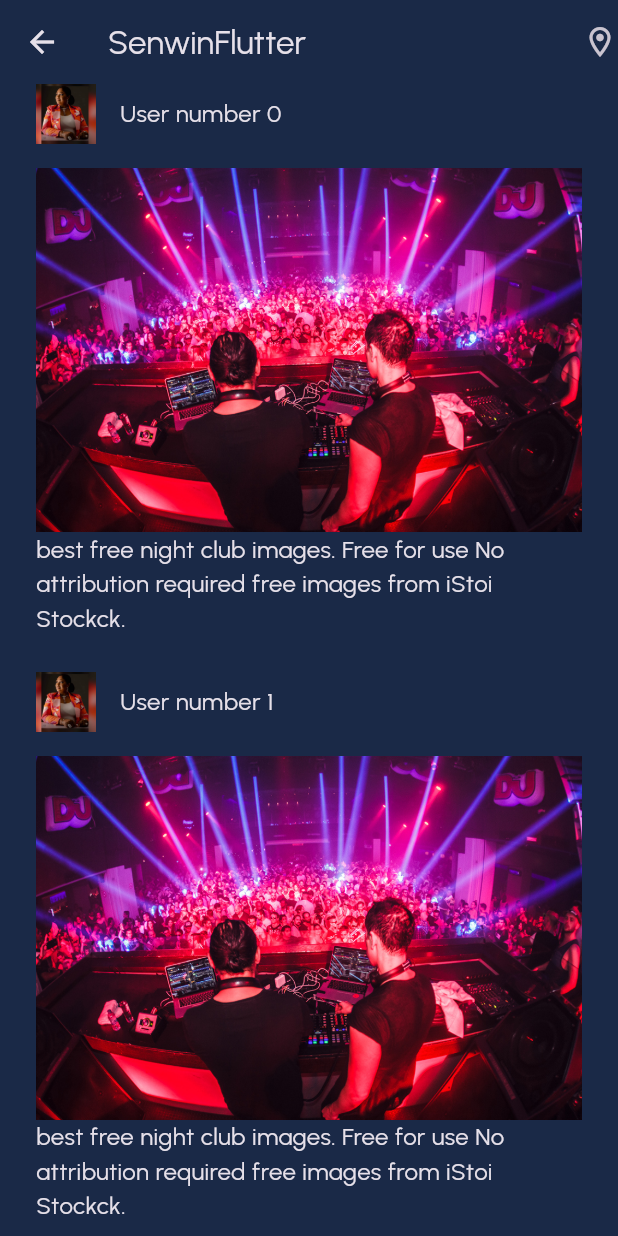
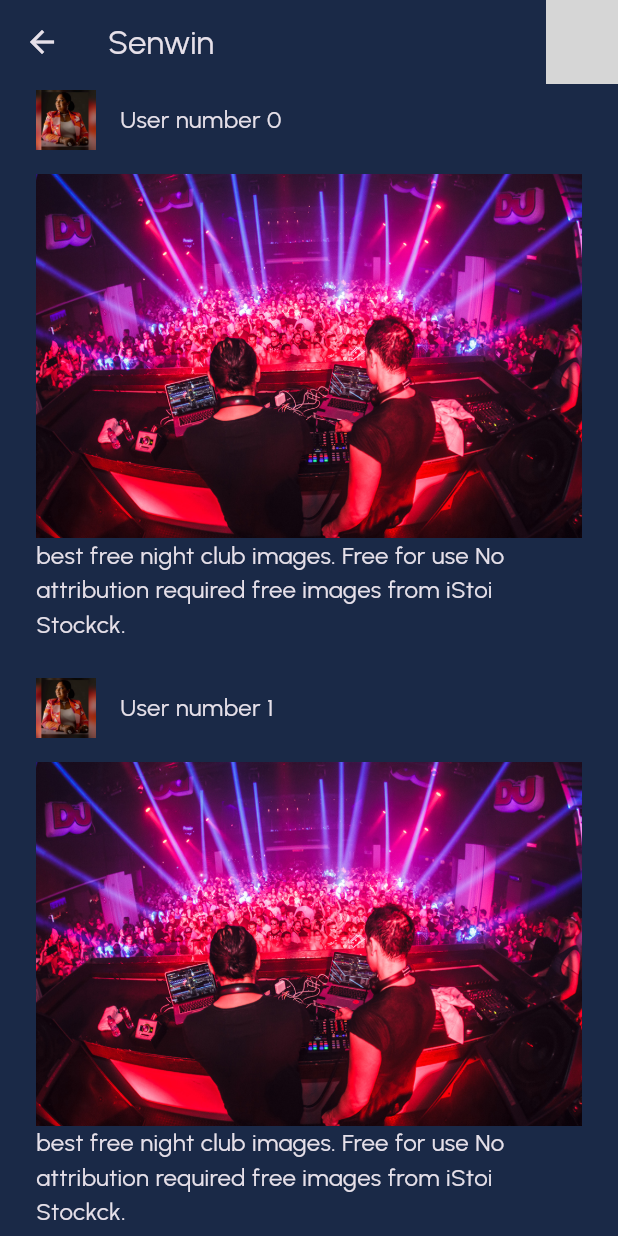
Before and after one commit to Senwin5/map_project, a Flutter app: the HomePage screen opened by its route, on a phone screen of 412 x 824 dp. Run offline on Flutter 3.47's test engine with Material 3 defaults, Android fonts, the phone set to English and light mode, and no system bars; our stand-ins replace flutter_svg; grey boxes are pictures that could not be loaded.

```diff
--- /dev/null
+++ b/lib/components/toolbar.dart
@@ -0,0 +1,21 @@
+import 'package:flutter/material.dart';
+import 'package:map_project/styles/app_colors.dart';
+
+class Toolbar extends StatelessWidget implements PreferredSizeWidget {
+  final String title;
+  final List<Widget> actions;
+  const Toolbar({super.key, required this.title, required this.actions});
+
+  @override
+  Widget build(BuildContext context) {
+    return AppBar(
+      backgroundColor: AppColors.background,
+      title: Text(title),
+      centerTitle: false,
+      actions: actions,
+    );
+  }
+
+  @override
+  Size get preferredSize => const Size.fromHeight(60);
+}
--- a/lib/pages/home_page.dart
+++ b/lib/pages/home_page.dart
@@ -1,7 +1,10 @@
 import 'package:flutter/material.dart';
+import 'package:flutter_svg/flutter_svg.dart';
 import 'package:map_project/components/post_item.dart';
+import 'package:map_project/components/toolbar.dart';
 import 'package:map_project/styles/app_colors.dart';
 
+// ignore: must_be_immutable
 class HomePage extends StatelessWidget {
   HomePage({super.key});
 
@@ -10,12 +13,9 @@ class HomePage extends StatelessWidget {
   Widget build(BuildContext context) {
     mockUsersFromServer();
     return Scaffold(
-      appBar: AppBar(
-        backgroundColor: AppColors.background,
-        title: Text('SenwinFlutter'),
-        centerTitle: false,
-        actions: [Icon(Icons.location_on_outlined)],
-      ),
+      appBar:Toolbar(title: 'Senwin', actions: [
+        SvgPicture.asset('assets/svg/ic_location.svg')
+      ],),//appbar need a size 64
       body: ListView.separated(
         itemBuilder: (context, index) {
           return PostItem(user: users[index]);
```
